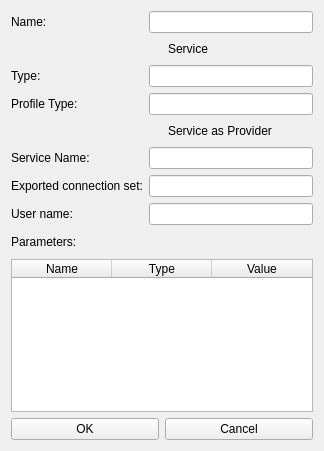
Old version of the form DCGUI/Windows/TenantVnf.ui in the repository DanielZorin/DataCenters.
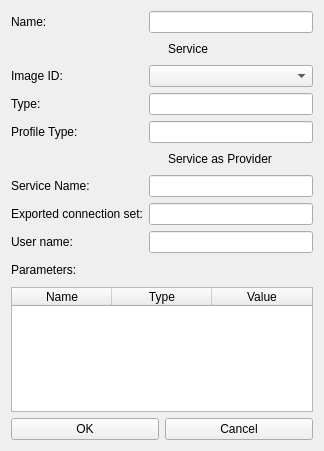
New version of the form. Icons and pictures are not drawn.

```diff
--- a/DCGUI/Windows/TenantVnf.ui
+++ b/DCGUI/Windows/TenantVnf.ui
@@ -54,63 +54,73 @@
          </property>
         </widget>
        </item>
-       <item row="2" column="1">
-        <widget class="QLineEdit" name="type"/>
-       </item>
        <item row="3" column="1">
+        <widget class="QLineEdit" name="type"/>
+       </item>
+       <item row="4" column="1">
         <widget class="QLineEdit" name="profile"/>
        </item>
-       <item row="5" column="1">
+       <item row="6" column="1">
         <widget class="QLineEdit" name="servicename"/>
        </item>
-       <item row="6" column="0">
+       <item row="7" column="0">
         <widget class="QLabel" name="label_11">
          <property name="text">
           <string>Exported connection set:</string>
          </property>
         </widget>
        </item>
-       <item row="6" column="1">
+       <item row="7" column="1">
         <widget class="QLineEdit" name="set"/>
        </item>
-       <item row="7" column="0">
+       <item row="8" column="0">
         <widget class="QLabel" name="label_10">
          <property name="text">
           <string>User name:</string>
          </property>
         </widget>
        </item>
-       <item row="7" column="1">
+       <item row="8" column="1">
         <widget class="QLineEdit" name="username"/>
        </item>
-       <item row="5" column="0">
+       <item row="6" column="0">
         <widget class="QLabel" name="label_8">
          <property name="text">
           <string>Service Name:</string>
          </property>
         </widget>
        </item>
-       <item row="3" column="0">
+       <item row="4" column="0">
         <widget class="QLabel" name="label_12">
          <property name="text">
           <string>Profile Type:</string>
          </property>
         </widget>
        </item>
-       <item row="2" column="0">
+       <item row="3" column="0">
         <widget class="QLabel" name="label_9">
          <property name="text">
           <string>Type:</string>
          </property>
         </widget>
        </item>
-       <item row="4" column="1">
+       <item row="5" column="1">
         <widget class="QCheckBox" name="serviceasprovider">
          <property name="text">
           <string>Service as Provider</string>
          </property>
         </widget>
        </item>
+       <item row="2" column="1">
+        <widget class="QComboBox" name="image"/>
+       </item>
+       <item row="2" column="0">
+        <widget class="QLabel" name="label">
+         <property name="text">
+          <string>Image ID:</string>
+         </property>
+        </widget>
+       </item>
       </layout>
      </item>
      <item>
```
Left out of the diff: 3 changed lines with no effect on the pictures.
